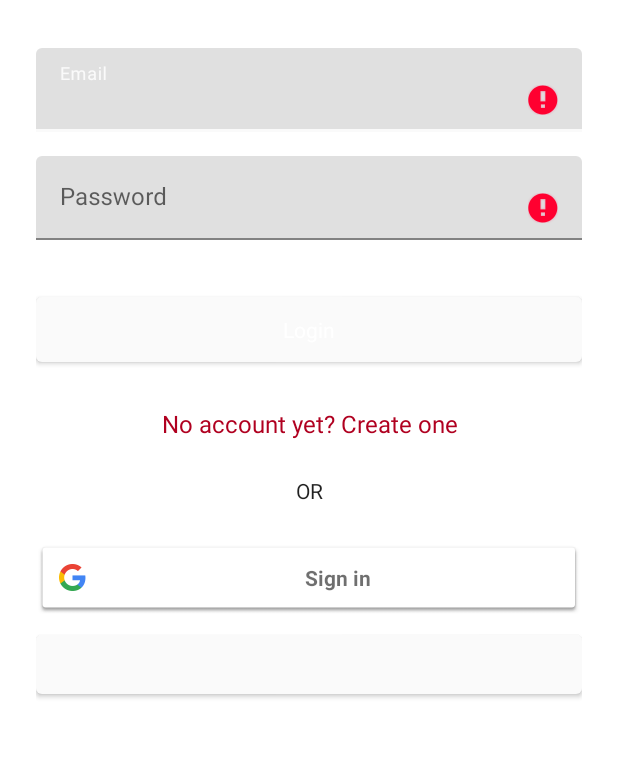
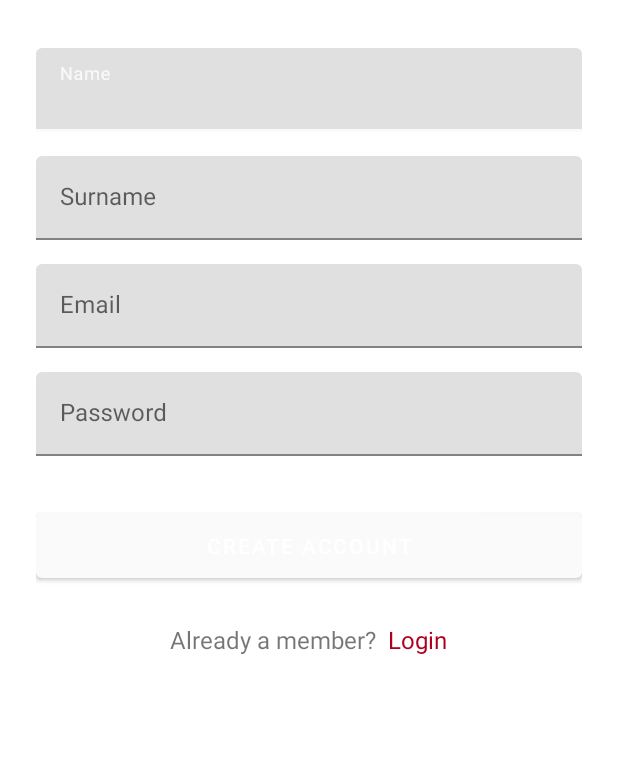
Before and after one commit to Telemaco019/Inforinvestigador, an Android app: the screen it shows after launch (LoginActivity before the commit, RegistrationActivity after it), after a tap on "No account yet? Create one", on a phone screen of 412 x 824 dp, the part 192-950 px from its top. Run offline under Robolectric (Android 15) with nearby library versions, the phone set to English and light mode, and no system bars; our stand-ins replace Firebase (no records; nobody signed in at launch, a user with empty details on screens opened directly); libraries missing offline, so code that uses them is left out: com.facebook, com.facebook.login; plain views replace LoginButton; 4 statements that could not run were skipped; 1 other tap on this screen came first.

Commit message:
Added registration with email verification

```diff
--- a/app/src/main/java/com/unibs/zanotti/inforinvestigador/auth/LoginActivity.java
+++ b/app/src/main/java/com/unibs/zanotti/inforinvestigador/auth/LoginActivity.java
@@ -143,9 +143,12 @@ public class LoginActivity extends AppCompatActivity {
     @Override
     protected void onStart() {
         super.onStart();
-        if (mAuth.getCurrentUser() != null) {
-            startActivity(new Intent(getApplicationContext(), MainNavigationActivity.class));
-            finish();
+        FirebaseUser user = mAuth.getCurrentUser();
+        if (user != null) {
+            if (user.isEmailVerified()) {
+                startActivity(new Intent(getApplicationContext(), MainNavigationActivity.class));
+                finish();
+            }
         }
     }
 
--- /dev/null
+++ b/app/src/main/res/layout/activity_registration.xml
@@ -0,0 +1,107 @@
+<?xml version="1.0" encoding="utf-8"?>
+<ScrollView
+        xmlns:android="http://schemas.android.com/apk/res/android"
+        android:layout_width="fill_parent"
+        android:layout_height="fill_parent"
+        android:fitsSystemWindows="true">
+
+    <LinearLayout
+            android:orientation="vertical"
+            android:layout_width="match_parent"
+            android:layout_height="wrap_content"
+            android:paddingTop="56dp"
+            android:paddingLeft="24dp"
+            android:paddingRight="24dp">
+
+        <ImageView android:src="@mipmap/ic_launcher"
+                   android:layout_width="wrap_content"
+                   android:layout_height="72dp"
+                   android:layout_marginBottom="24dp"
+                   android:layout_gravity="center_horizontal"/>
+
+        <!--  Name Label -->
+        <com.google.android.material.textfield.TextInputLayout
+                android:layout_width="match_parent"
+                android:layout_height="wrap_content"
+                android:layout_marginTop="8dp"
+                android:layout_marginBottom="8dp">
+            <EditText android:id="@+id/registration_input_name"
+                      android:layout_width="match_parent"
+                      android:layout_height="wrap_content"
+                      android:inputType="textCapWords"
+                      android:hint="Name"/>
+        </com.google.android.material.textfield.TextInputLayout>
+
+        <!--  Surname Label -->
+        <com.google.android.material.textfield.TextInputLayout
+                android:layout_width="match_parent"
+                android:layout_height="wrap_content"
+                android:layout_marginTop="8dp"
+                android:layout_marginBottom="8dp">
+            <EditText android:id="@+id/registration_input_surname"
+                      android:layout_width="match_parent"
+                      android:layout_height="wrap_content"
+                      android:inputType="textCapWords"
+                      android:hint="Surname"/>
+        </com.google.android.material.textfield.TextInputLayout>
+
+        <!-- Email Label -->
+        <com.google.android.material.textfield.TextInputLayout
+                android:layout_width="match_parent"
+                android:layout_height="wrap_content"
+                android:layout_marginTop="8dp"
+                android:layout_marginBottom="8dp">
+            <EditText android:id="@+id/registration_input_email"
+                      android:layout_width="match_parent"
+                      android:layout_height="wrap_content"
+                      android:inputType="textEmailAddress"
+                      android:hint="Email"/>
+        </com.google.android.material.textfield.TextInputLayout>
+
+        <!-- Password Label -->
+        <com.google.android.material.textfield.TextInputLayout
+                android:layout_width="match_parent"
+                android:layout_height="wrap_content"
+                android:layout_marginTop="8dp"
+                android:layout_marginBottom="8dp">
+            <EditText android:id="@+id/registration_input_password"
+                      android:layout_width="match_parent"
+                      android:layout_height="wrap_content"
+                      android:inputType="textPassword"
+                      android:hint="Password"/>
+        </com.google.android.material.textfield.TextInputLayout>
+
+        <!-- Signup Button -->
+        <Button
+                android:id="@+id/registration_btn_signup"
+                android:layout_width="fill_parent"
+                android:layout_height="wrap_content"
+                android:layout_marginTop="24dp"
+                android:layout_marginBottom="24dp"
+                android:padding="12dp"
+                android:text="Create Account"/>
+
+        <!-- Progress bar overlay; shown while registration is in progress -->
+        <include layout="@layout/undetermined_progress_bar"/>
+
+        <LinearLayout
+                android:orientation="horizontal"
+                android:layout_width="match_parent"
+                android:layout_height="wrap_content"
+                android:layout_marginBottom="24dp"
+                android:gravity="center">
+            <TextView
+                    android:layout_width="wrap_content"
+                    android:layout_height="wrap_content"
+                    android:text="Already a member?"
+                    android:textSize="16dip"
+                    android:layout_marginEnd="@dimen/baseMargin"/>
+            <TextView android:layout_width="wrap_content"
+                      android:textSize="16dp"
+                      android:layout_height="wrap_content"
+                      android:text="Login"
+                      android:textColor="@color/colorAccent"
+                      android:id="@+id/registration_link_login"/>
+        </LinearLayout>
+    </LinearLayout>
+</ScrollView>
--- a/app/src/main/res/values/strings.xml
+++ b/app/src/main/res/values/strings.xml
@@ -32,4 +32,7 @@
     <string name="google_login_error_message">Cannot proceed with Google authentication. Please check your
         connection
     </string>
+    <string name="registration_generic_error">Error: could not proceed with registration</string>
+    <string name="registration_duplicated_email_error">The address %s is alredy in use</string>
+    <string name="registration_verification_email_sent_message">Verification email sent to %s</string>
 </resources>
```
Also changed, not shown: app/src/main/AndroidManifest.xml (+18 -12 lines), app/src/main/java/com/unibs/zanotti/inforinvestigador/auth/RegistrationActivity.java (added, +200 -0 lines), app/src/main/res/layout/undetermined_progress_bar.xml (added, +18 -0 lines).
